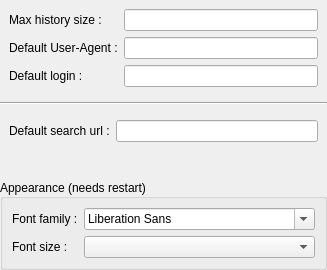
Above: ui/settingsmanager/qqgeneralsettings.ui from dguihal/quteqoin before the change. Below: the same form after it.
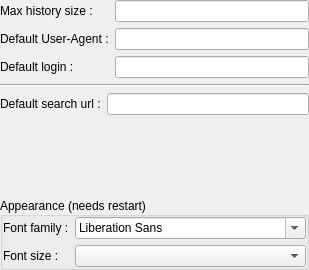
That is the form after the change.

```diff
--- a/ui/settingsmanager/qqgeneralsettings.ui
+++ b/ui/settingsmanager/qqgeneralsettings.ui
@@ -26,6 +26,21 @@
       </sizepolicy>
      </property>
      <layout class="QFormLayout" name="formLayout_2">
+      <property name="horizontalSpacing">
+       <number>6</number>
+      </property>
+      <property name="leftMargin">
+       <number>0</number>
+      </property>
+      <property name="topMargin">
+       <number>0</number>
+      </property>
+      <property name="rightMargin">
+       <number>0</number>
+      </property>
+      <property name="bottomMargin">
+       <number>0</number>
+      </property>
       <item row="0" column="0">
        <widget class="QLabel" name="labelMaxHistorySize">
         <property name="text">
@@ -69,6 +84,18 @@
    <item>
     <widget class="QWidget" name="widget" native="true">
      <layout class="QFormLayout" name="formLayout_3">
+      <property name="leftMargin">
+       <number>0</number>
+      </property>
+      <property name="topMargin">
+       <number>0</number>
+      </property>
+      <property name="rightMargin">
+       <number>0</number>
+      </property>
+      <property name="bottomMargin">
+       <number>0</number>
+      </property>
       <item row="0" column="0">
        <widget class="QLabel" name="labelSearchUrl">
         <property name="text">
@@ -110,6 +137,18 @@
       <set>Qt::AlignLeading|Qt::AlignLeft|Qt::AlignVCenter</set>
      </property>
      <layout class="QFormLayout" name="formLayout">
+      <property name="leftMargin">
+       <number>0</number>
+      </property>
+      <property name="topMargin">
+       <number>0</number>
+      </property>
+      <property name="rightMargin">
+       <number>0</number>
+      </property>
+      <property name="bottomMargin">
+       <number>0</number>
+      </property>
       <item row="0" column="0">
        <widget class="QLabel" name="labelFontFam">
         <property name="text">
```
